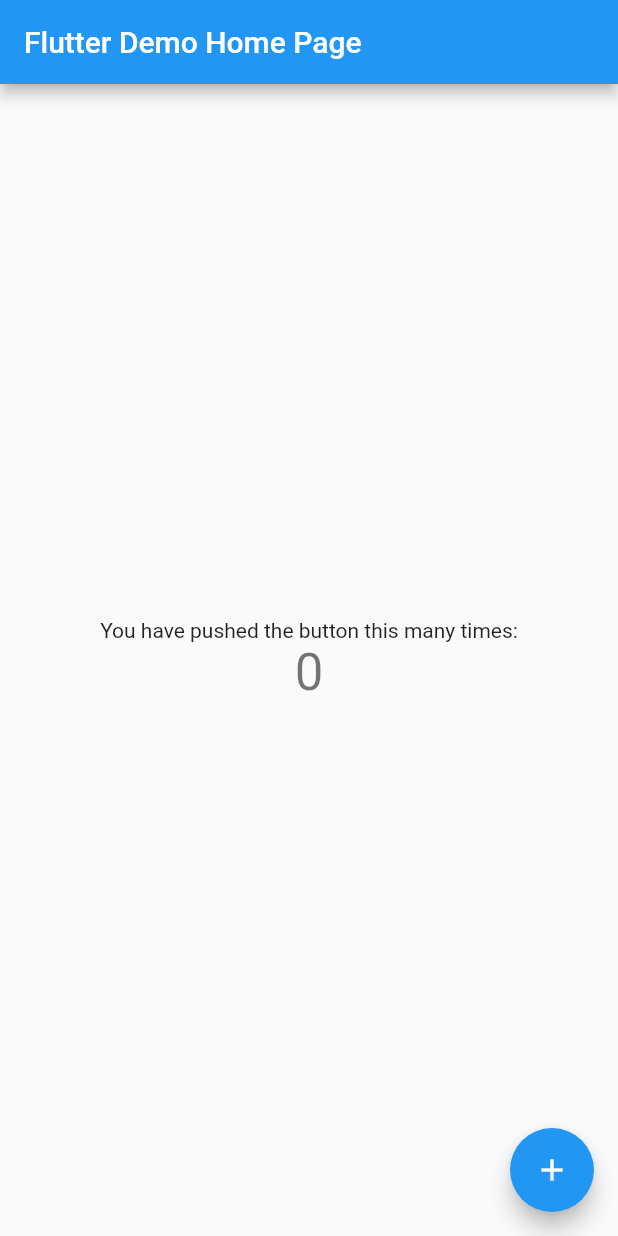
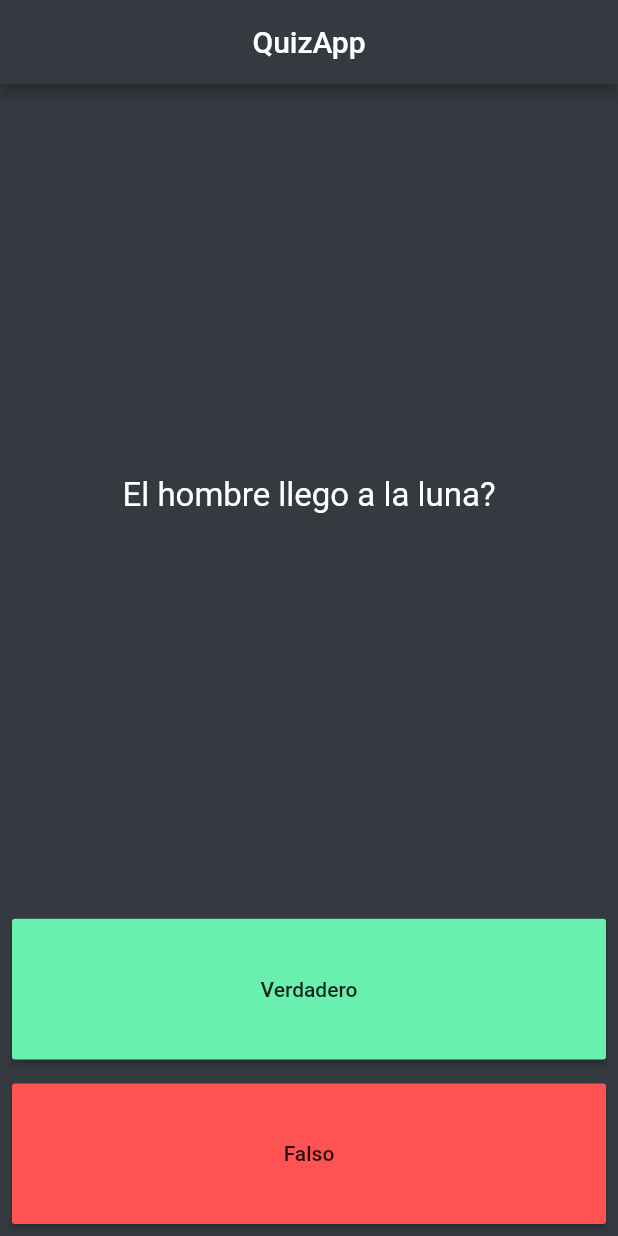
Before and after one commit to DavMoDeveloper/flutter_codigo_quizapp, a Flutter app: the screen it shows after launch, on a phone screen of 412 x 824 dp. Run offline on Flutter 3.47's test engine with Material 2 defaults, Android fonts, the phone set to English and light mode, and no system bars; our stand-ins replace rflutter_alert.

Commit message:
finish quizApp

```diff
--- a/lib/main.dart
+++ b/lib/main.dart
@@ -1,115 +1,136 @@
 import 'package:flutter/material.dart';
+import 'package:flutter_codigo_quizapp/quiz_brain.dart';
+import 'package:rflutter_alert/rflutter_alert.dart';
 
 void main() {
-  runApp(const MyApp());
+  runApp(MyApp());
 }
 
 class MyApp extends StatelessWidget {
-  const MyApp({super.key});
+  const MyApp({Key? key}) : super(key: key);
 
-  // This widget is the root of your application.
   @override
   Widget build(BuildContext context) {
     return MaterialApp(
-      title: 'Flutter Demo',
-      theme: ThemeData(
-        // This is the theme of your application.
-        //
-        // Try running your application with "flutter run". You'll see the
-        // application has a blue toolbar. Then, without quitting the app, try
-        // changing the primarySwatch below to Colors.green and then invoke
-        // "hot reload" (press "r" in the console where you ran "flutter run",
-        // or simply save your changes to "hot reload" in a Flutter IDE).
-        // Notice that the counter didn't reset back to zero; the application
-        // is not restarted.
-        primarySwatch: Colors.blue,
-      ),
-      home: const MyHomePage(title: 'Flutter Demo Home Page'),
+      debugShowCheckedModeBanner: false,
+      home: QuizPage(),
     );
   }
 }
 
-class MyHomePage extends StatefulWidget {
-  const MyHomePage({super.key, required this.title});
-
-  // This widget is the home page of your application. It is stateful, meaning
-  // that it has a State object (defined below) that contains fields that affect
-  // how it looks.
-
-  // This class is the configuration for the state. It holds the values (in this
-  // case the title) provided by the parent (in this case the App widget) and
-  // used by the build method of the State. Fields in a Widget subclass are
-  // always marked "final".
-
-  final String title;
-
+class QuizPage extends StatefulWidget {
   @override
-  State<MyHomePage> createState() => _MyHomePageState();
+  State<QuizPage> createState() => _QuizPageState();
 }
 
-class _MyHomePageState extends State<MyHomePage> {
-  int _counter = 0;
+class _QuizPageState extends State<QuizPage> {
+  QuizBrain quizBrain = QuizBrain();
 
-  void _incrementCounter() {
-    setState(() {
-      // This call to setState tells the Flutter framework that something has
-      // changed in this State, which causes it to rerun the build method below
-      // so that the display can reflect the updated values. If we changed
-      // _counter without calling setState(), then the build method would not be
-      // called again, and so nothing would appear to happen.
-      _counter++;
-    });
+  List<Icon> scoreKeeper = [];
+
+  checkAnswer(bool userAnswer) {
+    if (quizBrain.isFinish() == true) {
+      Alert(
+        context: context,
+        type: AlertType.success,
+        title: "QuizApp",
+        desc: "El quiz a finalizado",
+        buttons: [
+          DialogButton(
+            child: Text(
+              "Aceptar",
+              style: TextStyle(color: Colors.white, fontSize: 20),
+            ),
+            onPressed: () => Navigator.pop(context),
+            width: 120,
+          )
+        ],
+      ).show();
+
+      quizBrain.restart();
+      scoreKeeper.clear();
+      setState(() {
+
+      });
+
+    } else {
+      bool correctAnswer = quizBrain.getQuestionAnswer();
+
+      if (correctAnswer == userAnswer) {
+        scoreKeeper.add(Icon(Icons.check, color: Colors.greenAccent));
+      } else {
+        scoreKeeper.add(Icon(Icons.close, color: Colors.redAccent));
+      }
+
+      quizBrain.nextQuestion();
+
+      setState(() {});
+    }
   }
 
   @override
   Widget build(BuildContext context) {
-    // This method is rerun every time setState is called, for instance as done
-    // by the _incrementCounter method above.
-    //
-    // The Flutter framework has been optimized to make rerunning build methods
-    // fast, so that you can just rebuild anything that needs updating rather
-    // than having to individually change instances of widgets.
     return Scaffold(
+      backgroundColor: Color(0xff343a40),
       appBar: AppBar(
-        // Here we take the value from the MyHomePage object that was created by
-        // the App.build method, and use it to set our appbar title.
-        title: Text(widget.title),
+        backgroundColor: Color(0xff343a40),
+        title: Text("QuizApp"),
+        centerTitle: true,
       ),
-      body: Center(
-        // Center is a layout widget. It takes a single child and positions it
-        // in the middle of the parent.
-        child: Column(
-          // Column is also a layout widget. It takes a list of children and
-          // arranges them vertically. By default, it sizes itself to fit its
-          // children horizontally, and tries to be as tall as its parent.
-          //
-          // Invoke "debug painting" (press "p" in the console, choose the
-          // "Toggle Debug Paint" action from the Flutter Inspector in Android
-          // Studio, or the "Toggle Debug Paint" command in Visual Studio Code)
-          // to see the wireframe for each widget.
-          //
-          // Column has various properties to control how it sizes itself and
-          // how it positions its children. Here we use mainAxisAlignment to
-          // center the children vertically; the main axis here is the vertical
-          // axis because Columns are vertical (the cross axis would be
-          // horizontal).
-          mainAxisAlignment: MainAxisAlignment.center,
-          children: <Widget>[
-            const Text(
-              'You have pushed the button this many times:',
+      body: Column(
+        crossAxisAlignment: CrossAxisAlignment.stretch,
+        children: [
+          Expanded(
+            flex: 5,
+            child: Center(
+              child: Padding(
+                padding: const EdgeInsets.all(8.0),
+                child: Text(
+                  quizBrain.geQuestionText(),
+                  textAlign: TextAlign.center,
+                  style: TextStyle(
+                    fontSize: 22.0,
+                    color: Colors.white,
+                  ),
+                ),
+              ),
             ),
-            Text(
-              '$_counter',
-              style: Theme.of(context).textTheme.headline4,
+          ),
+          Expanded(
+            flex: 1,
+            child: Padding(
+              padding: const EdgeInsets.all(8.0),
+              child: MaterialButton(
+                onPressed: () {
+                  checkAnswer(true);
+                },
+                child: Text(
+                  "Verdadero",
+                ),
+                color: Colors.greenAccent,
+              ),
             ),
-          ],
-        ),
+          ),
+          Expanded(
+            flex: 1,
+            child: Padding(
+              padding: const EdgeInsets.all(8.0),
+              child: MaterialButton(
+                onPressed: () {
+                  checkAnswer(false);
+                },
+                child: Text(
+                  "Falso",
+                ),
+                color: Colors.redAccent,
+              ),
+            ),
+          ),
+          Row(
+            children: scoreKeeper,
+          ),
+        ],
       ),
-      floatingActionButton: FloatingActionButton(
-        onPressed: _incrementCounter,
-        tooltip: 'Increment',
-        child: const Icon(Icons.add),
-      ), // This trailing comma makes auto-formatting nicer for build methods.
     );
   }
 }
--- /dev/null
+++ b/lib/question.dart
@@ -0,0 +1,9 @@
+class Question {
+  String questionText;
+  bool questionAnswer;
+
+  Question({
+    required this.questionText,
+    required this.questionAnswer,
+  });
+}
--- /dev/null
+++ b/lib/quiz_brain.dart
@@ -0,0 +1,39 @@
+import 'package:flutter_codigo_quizapp/question.dart';
+
+class QuizBrain{
+
+  List<Question> _questions = [
+    Question(questionText: "El hombre llego a la luna?", questionAnswer: true),
+    Question(questionText: "Has almorzado algo?", questionAnswer: true),
+    Question(questionText: "Sientes frio?", questionAnswer: false),
+    Question(questionText: "Vas a salir mañana?", questionAnswer: true),
+  ];
+
+int _questionNumber = 0;
+
+String geQuestionText(){
+  return _questions[_questionNumber].questionText;
+}
+
+bool getQuestionAnswer(){
+  return  _questions[_questionNumber].questionAnswer;
+}
+
+nextQuestion(){
+  if(_questionNumber < _questions.length - 1){
+    _questionNumber++;
+  }
+}
+
+bool isFinish(){
+  if(_questionNumber >= _questions.length -1) {
+    return true;
+  }
+    return false;
+}
+
+void restart(){
+  _questionNumber = 0;
+}
+
+}
--- a/pubspec.yaml
+++ b/pubspec.yaml
@@ -36,6 +36,7 @@ dependencies:
   # The following adds the Cupertino Icons font to your application.
   # Use with the CupertinoIcons class for iOS style icons.
   cupertino_icons: ^1.0.2
+  rflutter_alert: ^2.0.4
 
 dev_dependencies:
   flutter_test:
```
Also changed, not shown: pubspec.lock.
